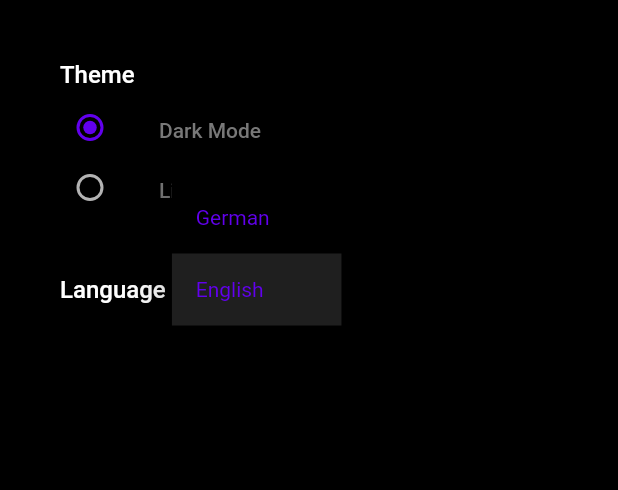
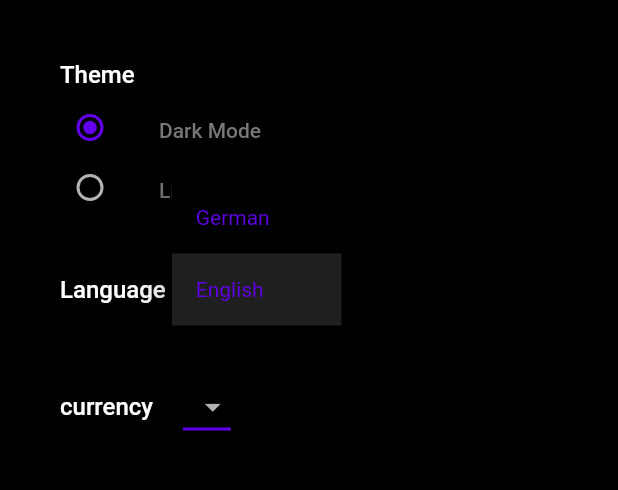
Before and after one commit to Hiebeler/Debt-Manager, a Flutter app: the Settings screen opened directly, after a tap on "English", on a phone screen of 412 x 824 dp, the part 84-574 px from its top. Run offline on Flutter 3.47's test engine with Material 2 defaults, Android fonts, the phone set to English and light mode, and no system bars; our stand-ins replace cloud_firestore, firebase_auth, firebase_core, firebase_storage, fluttertoast, google_sign_in and 4 more; accounts and stored records are empty; network calls fail.

```diff
--- a/lib/home/Debt-Card/debt_card.dart
+++ b/lib/home/Debt-Card/debt_card.dart
@@ -29,7 +29,7 @@ class DebtCard extends StatelessWidget {
       child: Container(
         decoration: BoxDecoration(
             border: Border.all(
-                color: const Color.fromRGBO(70, 70, 70, 1), width: 0.8),
+                color: Theme.of(context).colorScheme.primaryVariant, width: 0.8),
             borderRadius: const BorderRadius.all(
               Radius.circular(6.0),
             )),
--- a/lib/home/side_bar.dart
+++ b/lib/home/side_bar.dart
@@ -25,7 +25,7 @@ class NavDrawer extends StatelessWidget {
           gradient: LinearGradient(
             colors: [
               Theme.of(context).colorScheme.primary,
-              const Color(0x000),
+              const Color(0x00000000),
             ],
             begin: const FractionalOffset(0.0, 0.0),
             end: const FractionalOffset(0.0, 1.0),
@@ -60,11 +60,11 @@ class NavDrawer extends StatelessWidget {
               title: Text(S.of(context).profile),
               onTap: () => {
                 Navigator.of(context).push(
-                    MaterialPageRoute(builder: (context) => const Friends()))
+                    MaterialPageRoute(builder: (context) => const Profile()))
               },
             ),
             ListTile(
-              leading: const Icon(Icons.person),
+              leading: const Icon(Icons.group),
               title: Text("Friends Debts"),
               onTap: () => {
                 Navigator.of(context).push(MaterialPageRoute(
--- a/lib/settings.dart
+++ b/lib/settings.dart
@@ -146,6 +146,39 @@ class _SettingsState extends State<Settings> {
                   ),
                 ],
               ),
+              const SizedBox(
+                height: 30,
+              ),
+              Row(
+                children: [
+                  Text(
+                    "currency",
+                    style: Theme.of(context).textTheme.headline2,
+                  ),
+                  const SizedBox(
+                    width: 20,
+                  ),
+                  DropdownButton(
+                    elevation: 16,
+                    style:
+                    TextStyle(color: Theme.of(context).colorScheme.primary),
+                    underline: Container(
+                      height: 2,
+                      color: Theme.of(context).colorScheme.primary,
+                    ),
+                    onChanged: (String? newValue) {
+
+                    },
+                    items: ["€", "\u0024"]
+                        .map<DropdownMenuItem<String>>((String value) {
+                      return DropdownMenuItem<String>(
+                        value: value,
+                        child: Text(value),
+                      );
+                    }).toList(),
+                  ),
+                ],
+              ),
             ],
           ),
         ));
--- a/pubspec.yaml
+++ b/pubspec.yaml
@@ -47,6 +47,7 @@ dependencies:
   google_sign_in: ^5.2.3
   image_picker: ^0.8.4+9
   firebase_storage: ^10.2.7
+  fluttertoast: ^8.0.9
 
 dev_dependencies:
   flutter_test:
```
Also changed, not shown: lib/home/data_repository.dart (+0 -17 lines), lib/home/friends/add_friend.dart (+27 -6 lines), lib/home/friends/friendrequest_card.dart (deleted, +0 -185 lines), lib/home/friends/friendrequests.dart (added, +179 -0 lines), lib/home/friends/friends_card.dart (+8 -50 lines), lib/home/friends/profile_picture.dart (added, +50 -0 lines), lib/home/profile.dart (+7 -7 lines), lib/theme/custom_theme.dart (+12 -12 lines), pubspec.lock.
